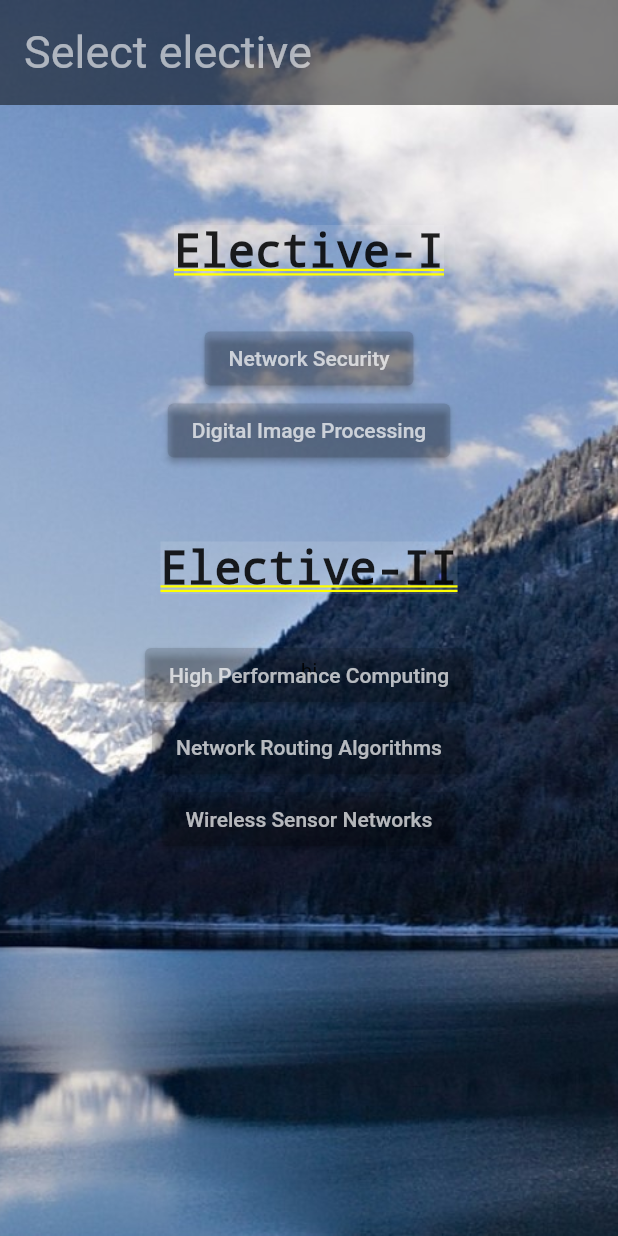
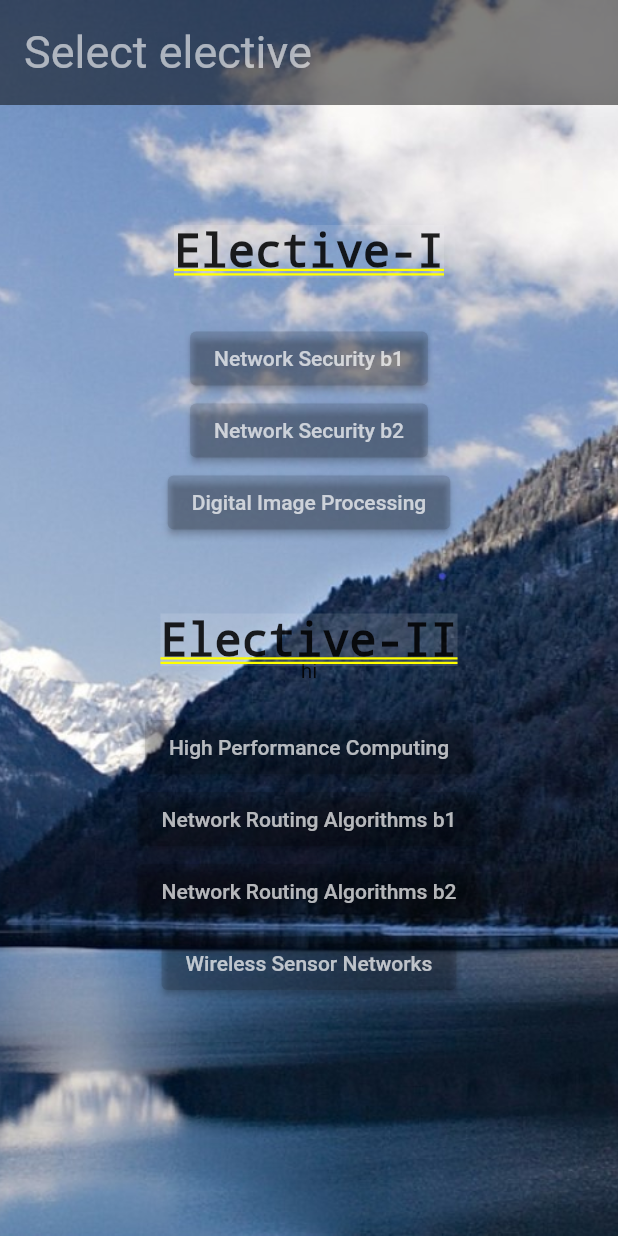
Before and after one commit to 1adityas/OnlineClassJoinApp, a Flutter app: the screen it shows after launch, after a tap on "Digital Image Processing", on a phone screen of 412 x 824 dp. Run offline on Flutter 3.47's test engine with Material 2 defaults, Android fonts, the phone set to English and light mode, and no system bars; our stand-ins replace shared_preferences; Roboto replaces fonts that are missing (cursive).

Commit message:
link change

```diff
--- a/lib/front.dart
+++ b/lib/front.dart
@@ -59,7 +59,7 @@ class front extends StatelessWidget {
                 setElev1('DIP');
               },
               child: Text(
-                "Network Security",
+                "Network Security b1",
               )),
           ElevatedButton(
               style: ElevatedButton.styleFrom(
@@ -67,7 +67,18 @@ class front extends StatelessWidget {
                 onPrimary: Colors.white70, // foreground
               ),
               onPressed: () {
-                setElev1('NS');
+                setElev1('NSb1');
+              },
+              child: Text(
+                "Network Security b2",
+              )),
+          ElevatedButton(
+              style: ElevatedButton.styleFrom(
+                primary: Colors.black12, // background
+                onPrimary: Colors.white70, // foreground
+              ),
+              onPressed: () {
+                setElev1('NSb2');
               },
               child: Text(
                 "Digital Image Processing",
@@ -101,10 +112,21 @@ class front extends StatelessWidget {
                 onPrimary: Colors.white70, // foreground
               ),
               onPressed: () {
-                setElev1('NRA');
+                setElev1('NRAb1');
               },
               child: Text(
-                "Network Routing Algorithms",
+                "Network Routing Algorithms b1",
+              )),
+          ElevatedButton(
+              style: ElevatedButton.styleFrom(
+                primary: Colors.black12, // background
+                onPrimary: Colors.white70, // foreground
+              ),
+              onPressed: () {
+                setElev1('NRAb2');
+              },
+              child: Text(
+                "Network Routing Algorithms b2",
               )),
           ElevatedButton(
               style: ElevatedButton.styleFrom(
```
